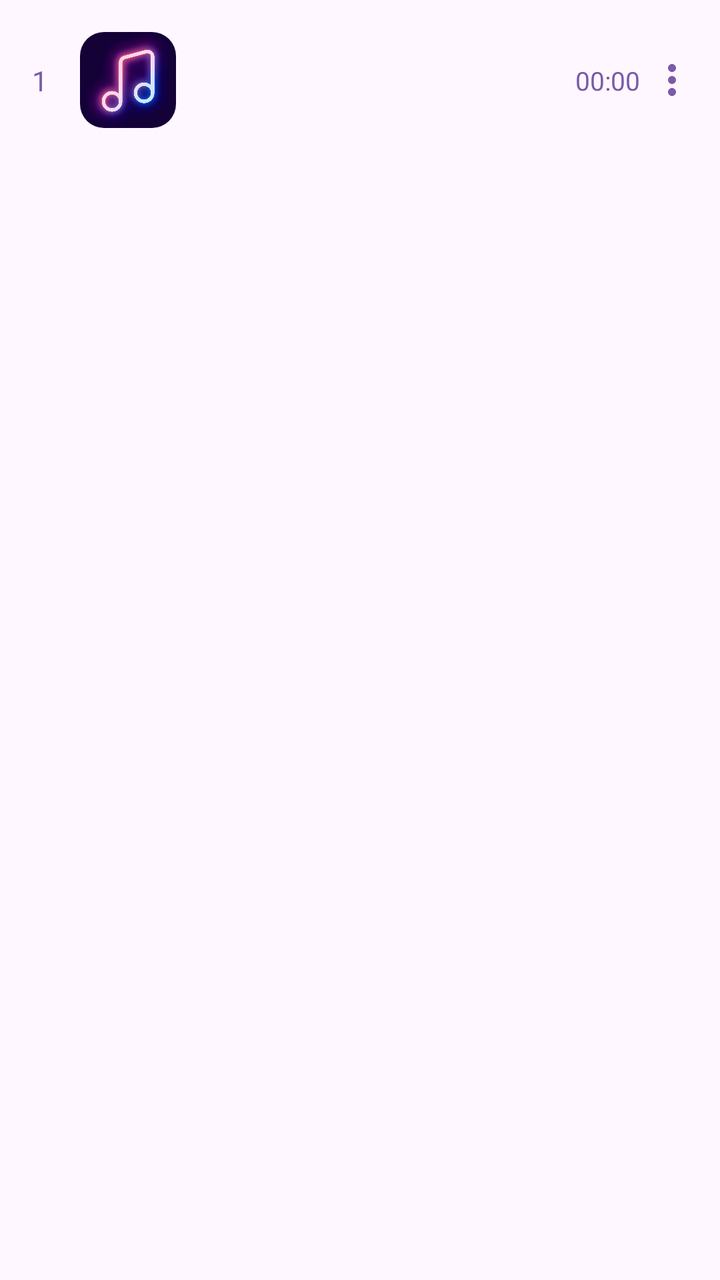
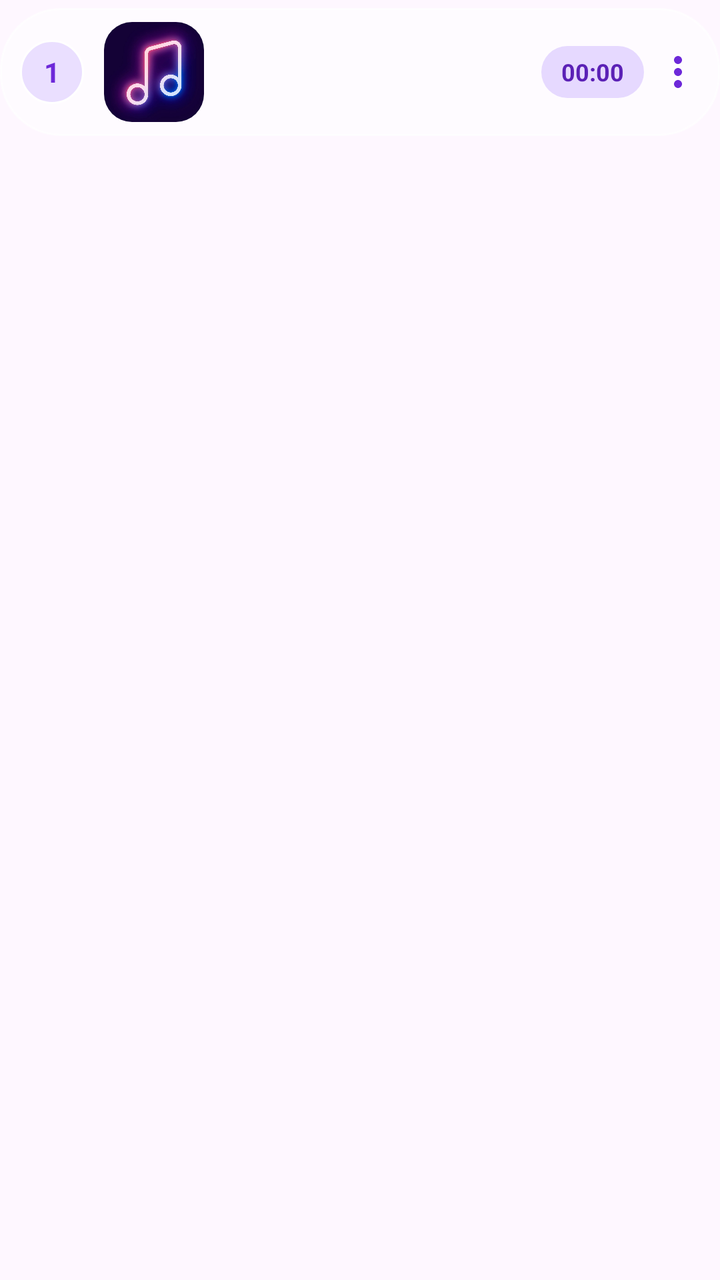

Two renders of the same Android screen: before a commit and after it. Below are the layout's source before the change and the commit's diff.
<!-- AndroidManifest.xml: application theme Theme.LocalMusic -->
<!-- res/layout/item_queue.xml -->
<?xml version="1.0" encoding="utf-8"?>
<androidx.constraintlayout.widget.ConstraintLayout xmlns:android="http://schemas.android.com/apk/res/android"
    xmlns:app="http://schemas.android.com/apk/res-auto"
    android:layout_width="match_parent"
    android:layout_height="wrap_content"
    android:paddingVertical="8dp">

    <androidx.constraintlayout.widget.ConstraintLayout
        android:id="@+id/itemContainer"
        android:layout_width="match_parent"
        android:layout_height="wrap_content"
        android:background="@android:color/transparent"
        android:padding="8dp">

        
        <ImageView
            android:id="@+id/ivSelectCheckbox"
            android:layout_width="24dp"
            android:layout_height="24dp"
            android:visibility="gone"
            android:src="@drawable/ic_check_circle_outline"
            app:layout_constraintBottom_toBottomOf="parent"
            app:layout_constraintStart_toStartOf="parent"
            app:layout_constraintTop_toTopOf="parent"
            app:tint="#7A5BA8" />

        
        <TextView
            android:id="@+id/tvIndex"
            android:layout_width="24dp"
            android:layout_height="wrap_content"
            android:gravity="center"
            android:text="1"
            android:textColor="#7A5BA8"
            android:textSize="14sp"
            app:layout_constraintBottom_toBottomOf="parent"
            app:layout_constraintStart_toStartOf="parent"
            app:layout_constraintTop_toTopOf="parent" />

        <androidx.cardview.widget.CardView
            android:id="@+id/cardThumbnail"
            android:layout_width="48dp"
            android:layout_height="48dp"
            android:layout_marginStart="8dp"
            app:cardCornerRadius="12dp"
            app:cardElevation="0dp"
            app:layout_constraintBottom_toBottomOf="parent"
            app:layout_constraintStart_toEndOf="@id/tvIndex"
            app:layout_constraintTop_toTopOf="parent">

            <ImageView
                android:id="@+id/ivQueueThumbnail"
                android:layout_width="match_parent"
                android:layout_height="match_parent"
                android:scaleType="centerCrop"
                android:src="@drawable/bg_cover_default" />
        </androidx.cardview.widget.CardView>

        <LinearLayout
            android:layout_width="0dp"
            android:layout_height="wrap_content"
            android:layout_marginStart="12dp"
            android:layout_marginEnd="8dp"
            android:orientation="vertical"
            app:layout_constraintBottom_toBottomOf="@id/cardThumbnail"
            app:layout_constraintEnd_toStartOf="@id/tvDuration"
            app:layout_constraintStart_toEndOf="@id/cardThumbnail"
            app:layout_constraintTop_toTopOf="@id/cardThumbnail">

            <TextView
                android:id="@+id/tvQueueItemTitle"
                android:layout_width="match_parent"
                android:layout_height="wrap_content"
                android:ellipsize="end"
                android:maxLines="1"
                android:textColor="#1F1B2E"
                android:textSize="15sp"
                android:textStyle="bold" />

            <TextView
                android:id="@+id/tvQueueItemArtist"
                android:layout_width="match_parent"
                android:layout_height="wrap_content"
                android:layout_marginTop="2dp"
                android:ellipsize="end"
                android:maxLines="1"
                android:textColor="#7A5BA8"
                android:textSize="13sp" />
        </LinearLayout>

        <ImageView
            android:id="@+id/ivPlayingIcon"
            android:layout_width="24dp"
            android:layout_height="24dp"
            android:src="@drawable/ic_graphic_eq"
            android:visibility="gone"
            app:layout_constraintBottom_toBottomOf="parent"
            app:layout_constraintEnd_toStartOf="@id/tvDuration"
            app:layout_constraintTop_toTopOf="parent"
            app:tint="#7C3AED" />

        <TextView
            android:id="@+id/tvDuration"
            android:layout_width="wrap_content"
            android:layout_height="wrap_content"
            android:text="00:00"
            android:textColor="#7A5BA8"
            android:textSize="13sp"
            app:layout_constraintBottom_toBottomOf="parent"
            app:layout_constraintEnd_toStartOf="@id/btnQueueMore"
            app:layout_constraintTop_toTopOf="parent" />

        
        <ImageView
            android:id="@+id/btnQueueMore"
            android:layout_width="32dp"
            android:layout_height="48dp"
            android:background="?attr/selectableItemBackgroundBorderless"
            android:padding="4dp"
            android:src="@drawable/ic_more_vert"
            app:layout_constraintBottom_toBottomOf="parent"
            app:layout_constraintEnd_toEndOf="parent"
            app:layout_constraintTop_toTopOf="parent"
            app:tint="#7A5BA8" />

    </androidx.constraintlayout.widget.ConstraintLayout>
</androidx.constraintlayout.widget.ConstraintLayout>
<!-- resources referenced by this layout -->
<resources>
  <!-- drawable bg_cover_default: png bitmap (drawable, 24228 bytes) -->
  <!-- drawable ic_check_circle_outline (drawable) -->
  <vector xmlns:android="http://schemas.android.com/apk/res/android"
      android:width="24dp"
      android:height="24dp"
      android:viewportWidth="24"
      android:viewportHeight="24">
    <path
        android:fillColor="#000000"
        android:pathData="M12,2C6.48,2 2,6.48 2,12s4.48,10 10,10 10,-4.48 10,-10S17.52,2 12,2zM12,20c-4.41,0 -8,-3.59 -8,-8s3.59,-8 8,-8 8,3.59 8,8 -3.59,8 -8,8z"/>
  </vector>
  <!-- drawable ic_graphic_eq (drawable) -->
  <vector xmlns:android="http://schemas.android.com/apk/res/android"
      android:width="24dp"
      android:height="24dp"
      android:viewportWidth="24"
      android:viewportHeight="24">
    <path
        android:fillColor="#000000"
        android:pathData="M7,18h2V6H7v12zM11,22h2V2h-2v20zM3,14h2v-4H3v4zM15,18h2V6h-2v12zM19,10v4h2v-4h-2z"/>
  </vector>
  <!-- drawable ic_more_vert (drawable) -->
  <vector xmlns:android="http://schemas.android.com/apk/res/android"
      android:width="24dp"
      android:height="24dp"
      android:viewportWidth="24"
      android:viewportHeight="24">
      <path
          android:fillColor="#5E35B1"
          android:pathData="M12,8c1.1,0 2,-0.9 2,-2s-0.9,-2 -2,-2 -2,0.9 -2,2 0.9,2 2,2zM12,10c-1.1,0 -2,0.9 -2,2s0.9,2 2,2 2,-0.9 2,-2 -0.9,-2 -2,-2zM12,16c-1.1,0 -2,0.9 -2,2s0.9,2 2,2 2,-0.9 2,-2 -0.9,-2 -2,-2z" />
  </vector>
  <style name="Theme.LocalMusic" parent="Theme.Material3.Light.NoActionBar">
          <item name="android:statusBarColor">@color/white</item>
          <item name="android:windowLightStatusBar">true</item>
          <item name="android:windowSplashScreenBackground">#000000</item>
          <item name="android:windowSplashScreenAnimatedIcon">@drawable/logo</item>
      </style>
  <color name="white">#FFFFFF</color>
  <!-- drawable logo: png bitmap (drawable, 12334 bytes) -->
</resources>

<!-- the commit's change to res/layout/item_queue.xml (unified diff, before → after) -->
@@ -3,46 +3,53 @@
     xmlns:app="http://schemas.android.com/apk/res-auto"
     android:layout_width="match_parent"
     android:layout_height="wrap_content"
-    android:paddingVertical="8dp">
+    android:paddingVertical="4dp">
 
     <androidx.constraintlayout.widget.ConstraintLayout
         android:id="@+id/itemContainer"
         android:layout_width="match_parent"
         android:layout_height="wrap_content"
-        android:background="@android:color/transparent"
-        android:padding="8dp">
+        android:background="@drawable/bg_q_glass_card"
+        android:minHeight="64dp"
+        android:paddingStart="10dp"
+        android:paddingTop="7dp"
+        android:paddingEnd="4dp"
+        android:paddingBottom="7dp">
 
         
         <ImageView
             android:id="@+id/ivSelectCheckbox"
-            android:layout_width="24dp"
-            android:layout_height="24dp"
+            android:layout_width="32dp"
+            android:layout_height="32dp"
+            android:padding="4dp"
+            android:src="@drawable/ic_check_circle_outline"
             android:visibility="gone"
-            android:src="@drawable/ic_check_circle_outline"
             app:layout_constraintBottom_toBottomOf="parent"
             app:layout_constraintStart_toStartOf="parent"
             app:layout_constraintTop_toTopOf="parent"
-            app:tint="#7A5BA8" />
+            app:tint="#9E9E9E" />
 
         
         <TextView
             android:id="@+id/tvIndex"
-            android:layout_width="24dp"
-            android:layout_height="wrap_content"
+            android:layout_width="32dp"
+            android:layout_height="32dp"
+            android:background="@drawable/bg_q_index_circle"
             android:gravity="center"
             android:text="1"
-            android:textColor="#7A5BA8"
+            android:textColor="#6D28D9"
             android:textSize="14sp"
+            android:textStyle="bold"
             app:layout_constraintBottom_toBottomOf="parent"
             app:layout_constraintStart_toStartOf="parent"
             app:layout_constraintTop_toTopOf="parent" />
 
         <androidx.cardview.widget.CardView
             android:id="@+id/cardThumbnail"
-            android:layout_width="48dp"
-            android:layout_height="48dp"
-            android:layout_marginStart="8dp"
-            app:cardCornerRadius="12dp"
+            android:layout_width="50dp"
+            android:layout_height="50dp"
+            android:layout_marginStart="10dp"
+            app:cardCornerRadius="14dp"
             app:cardElevation="0dp"
             app:layout_constraintBottom_toBottomOf="parent"
             app:layout_constraintStart_toEndOf="@id/tvIndex"
@@ -62,10 +69,10 @@
             android:layout_marginStart="12dp"
             android:layout_marginEnd="8dp"
             android:orientation="vertical"
-            app:layout_constraintBottom_toBottomOf="@id/cardThumbnail"
+            app:layout_constraintBottom_toBottomOf="parent"
             app:layout_constraintEnd_toStartOf="@id/tvDuration"
             app:layout_constraintStart_toEndOf="@id/cardThumbnail"
-            app:layout_constraintTop_toTopOf="@id/cardThumbnail">
+            app:layout_constraintTop_toTopOf="parent">
 
             <TextView
                 android:id="@+id/tvQueueItemTitle"
@@ -88,10 +95,11 @@
                 android:textSize="13sp" />
         </LinearLayout>
 
+        
         <ImageView
             android:id="@+id/ivPlayingIcon"
-            android:layout_width="24dp"
-            android:layout_height="24dp"
+            android:layout_width="20dp"
+            android:layout_height="20dp"
             android:src="@drawable/ic_graphic_eq"
             android:visibility="gone"
             app:layout_constraintBottom_toBottomOf="parent"
@@ -102,26 +110,29 @@
         <TextView
             android:id="@+id/tvDuration"
             android:layout_width="wrap_content"
-            android:layout_height="wrap_content"
+            android:layout_height="26dp"
+            android:background="@drawable/bg_q_duration_pill"
+            android:gravity="center"
+            android:paddingHorizontal="10dp"
             android:text="00:00"
-            android:textColor="#7A5BA8"
-            android:textSize="13sp"
+            android:textColor="#5B21B6"
+            android:textSize="12sp"
+            android:textStyle="bold"
             app:layout_constraintBottom_toBottomOf="parent"
             app:layout_constraintEnd_toStartOf="@id/btnQueueMore"
             app:layout_constraintTop_toTopOf="parent" />
 
-        
         <ImageView
             android:id="@+id/btnQueueMore"
-            android:layout_width="32dp"
+            android:layout_width="34dp"
             android:layout_height="48dp"
             android:background="?attr/selectableItemBackgroundBorderless"
-            android:padding="4dp"
+            android:padding="5dp"
             android:src="@drawable/ic_more_vert"
             app:layout_constraintBottom_toBottomOf="parent"
             app:layout_constraintEnd_toEndOf="parent"
             app:layout_constraintTop_toTopOf="parent"
-            app:tint="#7A5BA8" />
+            app:tint="#6D28D9" />
 
     </androidx.constraintlayout.widget.ConstraintLayout>
 </androidx.constraintlayout.widget.ConstraintLayout>
<!-- resource entries referenced after the edit -->
@@ -1,6 +1,25 @@
 <!-- resources referenced by this layout -->
 <resources>
   <!-- drawable bg_cover_default: png bitmap (drawable, 24228 bytes) -->
+  <!-- drawable bg_q_duration_pill (drawable) -->
+  <?xml version="1.0" encoding="utf-8"?>
+  <shape xmlns:android="http://schemas.android.com/apk/res/android" android:shape="rectangle">
+      <solid android:color="#E6D9FF" />
+      <corners android:radius="14dp" />
+  </shape>
+  <!-- drawable bg_q_glass_card (drawable) -->
+  <?xml version="1.0" encoding="utf-8"?>
+  <shape xmlns:android="http://schemas.android.com/apk/res/android" android:shape="rectangle">
+      <solid android:color="#80FFFFFF" />
+      <stroke android:width="1dp" android:color="#B3FFFFFF" />
+      <corners android:radius="30dp" />
+  </shape>
+  <!-- drawable bg_q_index_circle (drawable) -->
+  <?xml version="1.0" encoding="utf-8"?>
+  <shape xmlns:android="http://schemas.android.com/apk/res/android" android:shape="oval">
+      <solid android:color="#EADFFF" />
+      <stroke android:width="1dp" android:color="#FFFFFF" />
+  </shape>
   <!-- drawable ic_check_circle_outline (drawable) -->
   <vector xmlns:android="http://schemas.android.com/apk/res/android"
       android:width="24dp"
